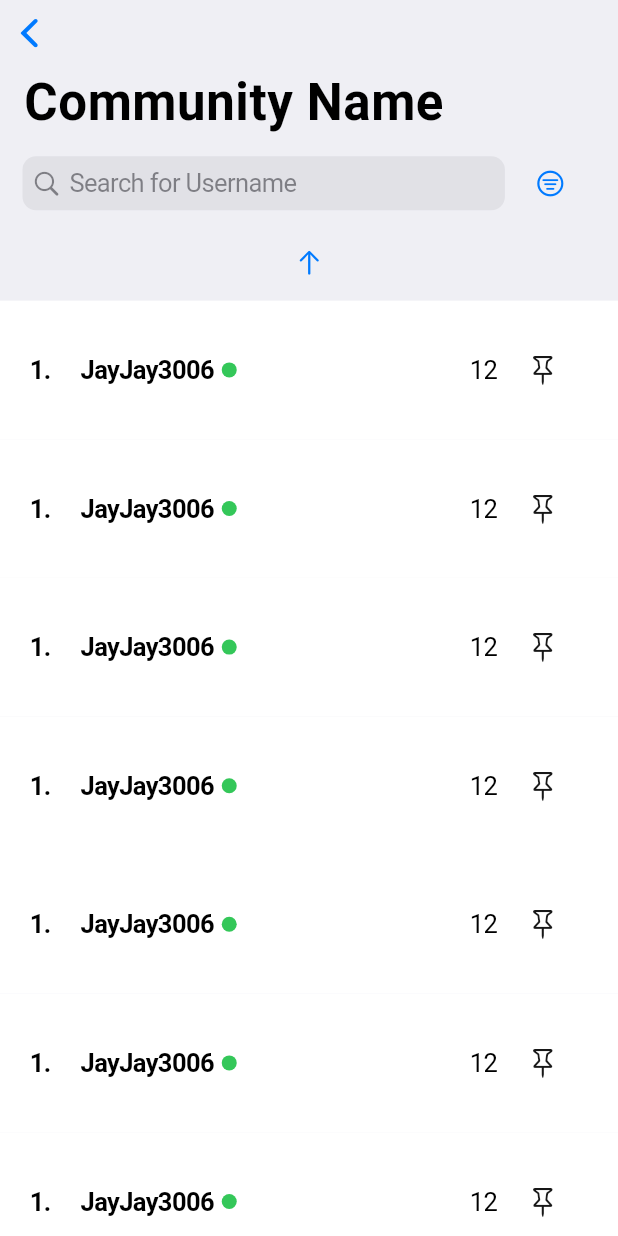
After one commit to Jakob-Landbrecht/check24-BetApp, a Flutter app: the CommunityPage screen opened by its route, on a phone screen of 412 x 824 dp. The commit adds this screen. Run offline on Flutter 3.47's test engine with Material 3 defaults, Android fonts, the phone set to English and light mode, and no system bars; our stand-ins replace cloud_firestore, firebase_auth, firebase_core, firebase_storage, share_plus; missing offline and left inert: pull_down_button; accounts and stored records are empty; network calls fail.

Commit message:
Added Icon / Beginning of the Community Community

```diff
--- a/betapp/lib/Models/community.dart
+++ b/betapp/lib/Models/community.dart
@@ -8,6 +8,10 @@ class Community{
     required this.name,
     this.communityUid
   });
+
+  String getUid(){
+    return communityUid!;
+  }
 
   factory Community.fromFirestore(
     DocumentSnapshot<Map<String,dynamic>> snapshot,
--- /dev/null
+++ b/betapp/lib/Screens/CommunityDahboard/communityPage.dart
@@ -0,0 +1,174 @@
+import 'package:flutter/cupertino.dart';
+import 'package:flutter/widgets.dart';
+import 'package:pull_down_button/pull_down_button.dart';
+
+class CommunityPage extends StatefulWidget {
+  const CommunityPage({super.key});
+
+  @override
+  State<CommunityPage> createState() => _CommunityPageState();
+}
+
+class _CommunityPageState extends State<CommunityPage> {
+  final TextEditingController _controller = TextEditingController();
+
+  @override
+  Widget build(BuildContext context) {
+    return CupertinoPageScaffold(
+        backgroundColor: CupertinoColors.extraLightBackgroundGray,
+        child: CustomScrollView(
+          physics: const AlwaysScrollableScrollPhysics(),
+          slivers: <Widget>[
+            const CupertinoSliverNavigationBar(
+              backgroundColor: CupertinoColors.extraLightBackgroundGray,
+              largeTitle: Text("Community Name"),
+              stretch: true,
+              border: Border(),
+              automaticallyImplyLeading: true,
+            ),
+            SliverToBoxAdapter(
+              child: Padding(
+                padding: const EdgeInsets.symmetric(horizontal: 15),
+                child: Row(
+                  children: [
+                    Expanded(
+                      child: CupertinoSearchTextField(
+                        placeholder: "Search for Username",
+                        controller: _controller,
+                        onSubmitted: (String value) {},
+                      ),
+                    ),
+                    CupertinoButton(
+                        child: const Icon(
+                            CupertinoIcons.line_horizontal_3_decrease_circle),
+                        onPressed: () async {
+                          await showPullDownMenu(
+                            context: context,
+                            items: [
+                              PullDownMenuItem(
+                                title: "Top 3",
+                                icon: CupertinoIcons.rosette,
+                                onTap: () {},
+                              ),
+                              PullDownMenuItem(
+                                title: "Online",
+                                icon: CupertinoIcons.flame,
+                                onTap: () {},
+                              ),
+                              PullDownMenuItem(
+                                title: "Last Place",
+                                icon: CupertinoIcons.down_arrow,
+                                onTap: () {},
+                              ),
+                              PullDownMenuItem(
+                                title: "Pinned",
+                                icon: CupertinoIcons.pin,
+                                onTap: () {},
+                              ),
+                               PullDownMenuItem(
+                                title: "My Position",
+                                icon: CupertinoIcons.location,
+                                onTap: () {},
+                              ),
+                            ],
+                            position: Rect.fromCenter(
+                                center: Offset(300, 100),
+                                width: 200,
+                                height: 200),
+                          );
+                        }),
+                  ],
+                ),
+              ),
+            ),
+            SliverToBoxAdapter(
+              child: CupertinoButton(
+                  child: const Icon(
+                    CupertinoIcons.up_arrow,
+                    size: 20,
+                  ),
+                  onPressed: () {}),
+            ),
+            const SliverToBoxAdapter(child: PaginatedListView()),
+            SliverToBoxAdapter(
+              child: CupertinoButton(
+                  child: const Icon(
+                    CupertinoIcons.down_arrow,
+                    size: 20,
+                  ),
+                  onPressed: () {}),
+            )
+          ],
+        ));
+  }
+}
+
+class PaginatedListView extends StatefulWidget {
+  const PaginatedListView({super.key});
+
+  @override
+  State<PaginatedListView> createState() => _PaginatedListViewState();
+}
+
+class _PaginatedListViewState extends State<PaginatedListView> {
+  @override
+  Widget build(BuildContext context) {
+    return ListView(
+      padding: EdgeInsets.zero,
+      scrollDirection: Axis.vertical,
+      shrinkWrap: true,
+      physics: const NeverScrollableScrollPhysics(),
+      children: const [
+        const ListTile(),
+        const ListTile(),
+        const ListTile(),
+        const ListTile(),
+        const ListTile(),
+        const ListTile(),
+        const ListTile(),
+        const ListTile(),
+        const ListTile(),
+        const ListTile(),
+      ],
+    );
+  }
+}
+
+class ListTile extends StatelessWidget {
+  const ListTile({super.key});
+
+  @override
+  Widget build(BuildContext context) {
+    return Container(
+      color: CupertinoColors.white,
+      padding: const EdgeInsets.symmetric(horizontal: 20, vertical: 20),
+      child: Row(
+        children: [
+          Text("1.",
+              style: CupertinoTheme.of(context).textTheme.navTitleTextStyle),
+          Padding(
+              padding: const EdgeInsets.fromLTRB(20, 0, 5, 0),
+              child: Text("JayJay3006",
+                  style:
+                      CupertinoTheme.of(context).textTheme.navTitleTextStyle)),
+          Container(
+            width: 10.0,
+            height: 10.0, // Height of the circle
+            decoration: const BoxDecoration(
+              color: CupertinoColors.activeGreen, // Circle color
+              shape: BoxShape.circle, // Shape of the container
+            ),
+          ),
+          const Spacer(),
+          const Text("12"),
+          CupertinoButton(
+              child: const Icon(
+                CupertinoIcons.pin,
+                color: CupertinoColors.darkBackgroundGray,
+              ),
+              onPressed: () {})
+        ],
+      ),
+    );
+  }
+}
--- a/betapp/lib/Screens/CommunityPage/addCommunity.dart
+++ b/betapp/lib/Screens/CommunityPage/addCommunity.dart
@@ -30,8 +30,7 @@ class _AddCommunityState extends State<AddCommunity> {
             bottom:
                 BorderSide(color: Color.fromARGB(255, 206, 206, 206), width: 2),
           ),
-          trailing: Icon(CupertinoIcons.group_solid,
-              color: CupertinoColors.systemBlue, size: 24),
+
         ),
         SliverToBoxAdapter(
           child: Padding(
--- a/betapp/lib/Screens/Dashboard/dashboard.dart
+++ b/betapp/lib/Screens/Dashboard/dashboard.dart
@@ -3,6 +3,7 @@ import 'package:betapp/Screens/Dashboard/life.dart';
 import 'package:betapp/Screens/Dashboard/upcoming.dart';
 import 'package:flutter/cupertino.dart';
 import 'package:flutter/material.dart';
+import 'package:flutter/widgets.dart';
 
 class Dashboard extends StatefulWidget {
   const Dashboard({super.key});
@@ -47,6 +48,7 @@ class _DashboardState extends State<Dashboard> {
                 const Padding(padding: EdgeInsets.symmetric(horizontal: 20, vertical: 0), child: LifeGame(),)
             ]),
         ),
+        SliverToBoxAdapter(child: CupertinoButton(child: const Text("CommunityTest"), onPressed: (){Navigator.pushNamed(context, "/communityPage");})),
         const SliverFillRemaining()
       ],
     ));
--- a/betapp/lib/main.dart
+++ b/betapp/lib/main.dart
@@ -1,3 +1,4 @@
+import 'package:betapp/Screens/CommunityDahboard/communityPage.dart';
 import 'package:betapp/Screens/CommunityPage/addCommunity.dart';
 import 'package:betapp/Screens/Dashboard/dashboard.dart';
 import 'package:betapp/Screens/TournamentPage/tournament_page.dart';
@@ -28,6 +29,8 @@ class MyApp extends StatelessWidget {
           "/tournaments": (context)  => const TournamentPage(),
           "/dashboard": (context) => const Dashboard(),
           "/addCommunity": (context) => const AddCommunity(),
+          "/communityPage": (context) => const CommunityPage(),
+
         },
         title: 'Betting App',
         home: const Wrapper(),
--- a/betapp/pubspec.yaml
+++ b/betapp/pubspec.yaml
@@ -42,6 +42,8 @@ dependencies:
   firebase_storage: ^11.7.5
   intl: ^0.19.0
   share_plus: ^9.0.0
+  flutter_launcher_icons: ^0.13.1
+  pull_down_button: ^0.9.4
 
 dev_dependencies:
   flutter_test:
```
Also changed, not shown: betapp/flutter_launcher_icons.yaml (added, +20 -0 lines), betapp/lib/Models/leaderboardEntry.dart (added, +44 -0 lines), betapp/lib/Services/database.dart (+19 -0 lines), betapp/assets/Icon.png (added), betapp/pubspec.lock, 42 other files.
